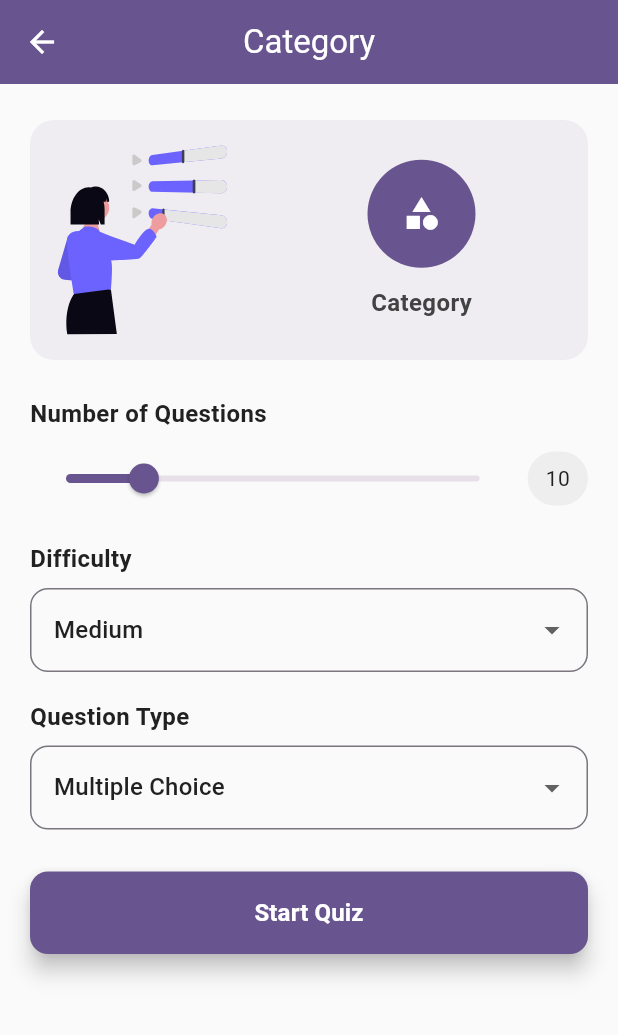
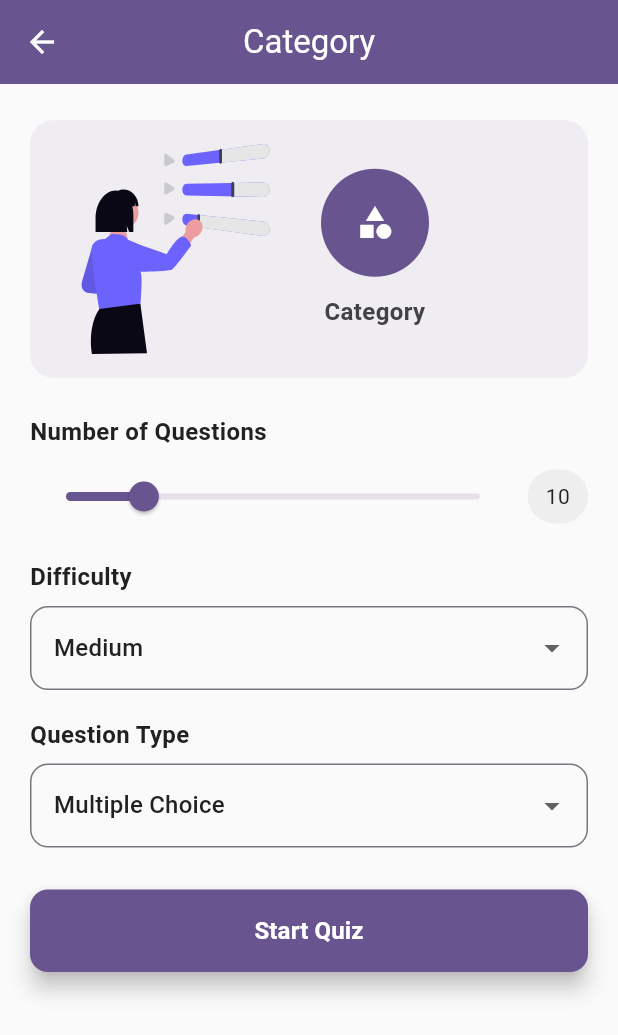
Before and after one commit to Syfur007/Quizzical, a Flutter app: the ConfigScreen screen opened directly with empty values, on a phone screen of 412 x 824 dp. Shown: the top 1035 px of the screen. Run offline on Flutter 3.47's test engine with Material 3 defaults, Android fonts, the phone set to English and light mode, and no system bars; our stand-ins replace flutter_svg; missing offline and left inert: html_character_entities.

Commit message:
refactor category and config screens to improve layout and add SVG asset for enhanced UI

```diff
--- a/lib/screens/config_screen.dart
+++ b/lib/screens/config_screen.dart
@@ -40,32 +40,39 @@ class _ConfigScreenState extends State<ConfigScreen> {
             children: [
               // Hero image (small) and category name
               Container(
-                height: 160,
+                constraints: BoxConstraints(minHeight: 140),
                 decoration: BoxDecoration(
                   color: accent.withAlpha((0.08 * 255).round()),
                   borderRadius: BorderRadius.circular(16),
                 ),
+                padding: const EdgeInsets.all(8),
                 child: Row(
-                  crossAxisAlignment: CrossAxisAlignment.center,
-                  mainAxisAlignment: MainAxisAlignment.spaceBetween,
                   children: [
-                    // Constrain the SVG so it scales and doesn't overflow
-                    SizedBox(
-                      width: 150,
-                      height: 150,
+                    Flexible(
+                      fit: FlexFit.loose,
+                      flex: 1,
                       child: Padding(
-                        padding: const EdgeInsets.all(12.0),
+                        padding: const EdgeInsets.all(8.0),
+                        child: Align(
+                          alignment: Alignment.center,
+                          child: SizedBox(
+                            height: 140,
                             child: SvgPicture.asset(
                               'assets/images/adjust-settings.svg',
                               fit: BoxFit.contain,
-                          width: double.infinity,
-                          height: double.infinity,
                             ),
                           ),
                         ),
-                    // Let the text/avatars take remaining space to avoid overflow
-                    Expanded(
+                      ),
+                    ),
+
+                    Flexible(
+                      fit: FlexFit.loose,
+                      flex: 1,
+                      child: Padding(
+                        padding: const EdgeInsets.symmetric(horizontal: 8.0),
                         child: Column(
+                          mainAxisSize: MainAxisSize.min,
                           mainAxisAlignment: MainAxisAlignment.center,
                           crossAxisAlignment: CrossAxisAlignment.center,
                           children: [
@@ -78,9 +85,11 @@ class _ConfigScreenState extends State<ConfigScreen> {
                             Text(
                               displayName,
                               style: TextStyle(fontSize: 16, fontWeight: FontWeight.bold, color: Colors.grey.shade800),
-                            overflow: TextOverflow.ellipsis,
+                              textAlign: TextAlign.center,
+                              softWrap: true,
                             ),
                           ],
+                        ),
                       ),
                     ),
                   ],
```
Lines whose indentation alone changed are shown as unchanged.
